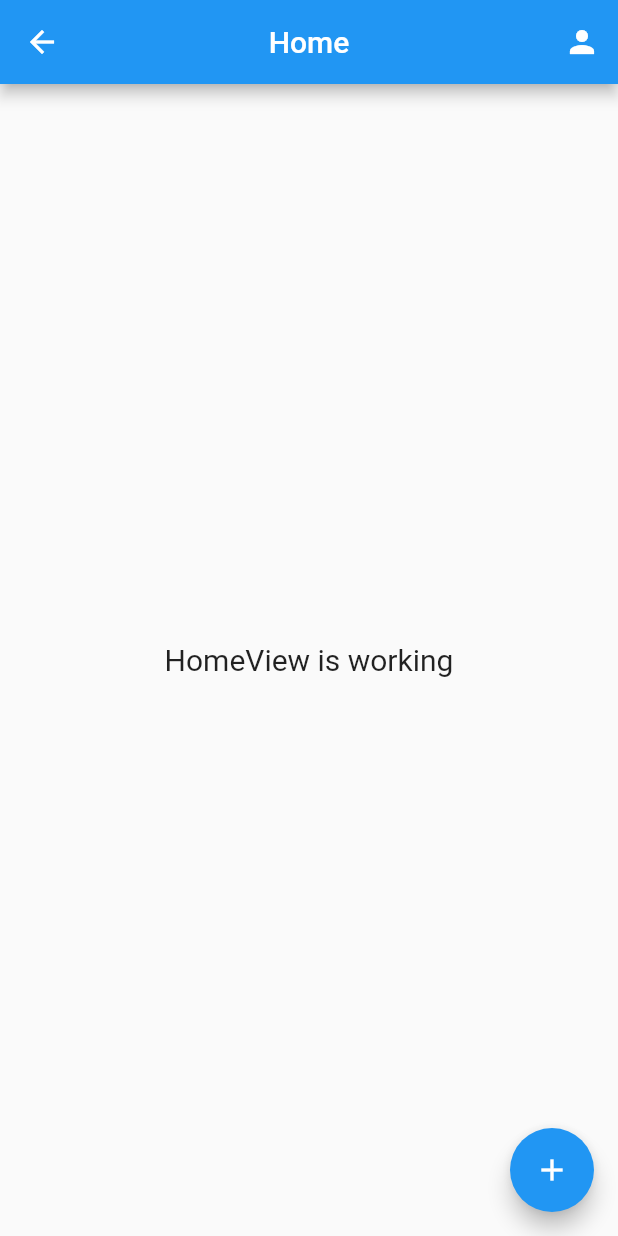
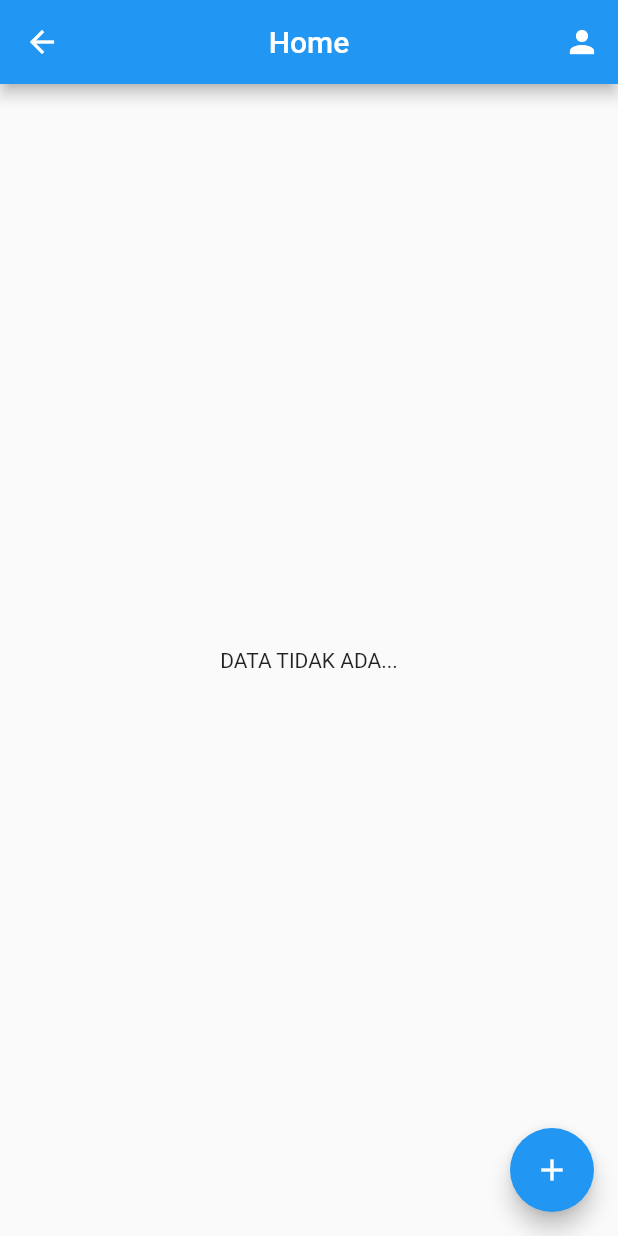
Before and after one commit to angular403/latihan_firebase, a Flutter app: the HomeView screen opened by its route, on a phone screen of 412 x 824 dp. Run offline on Flutter 3.47's test engine with Material 2 defaults, Android fonts, the light colour scheme and no system bars; our stand-ins replace cloud_firestore, firebase_auth, firebase_core, get, get_storage; accounts and stored records are empty.

Commit message:
get all notes

```diff
--- a/lib/app/modules/home/views/home_view.dart
+++ b/lib/app/modules/home/views/home_view.dart
@@ -1,3 +1,4 @@
+import 'package:cloud_firestore/cloud_firestore.dart';
 import 'package:flutter/material.dart';
 
 import 'package:get/get.dart';
@@ -18,12 +19,37 @@ class HomeView extends GetView<HomeController> {
               icon: Icon(Icons.person)),
         ],
       ),
-      body: Center(
-        child: Text(
-          'HomeView is working',
-          style: TextStyle(fontSize: 20),
-        ),
-      ),
+      body: StreamBuilder<QuerySnapshot<Map<String, dynamic>>>(
+          stream: controller.streamNotes(),
+          builder: (context, snapshot) {
+            if (snapshot.connectionState == ConnectionState.waiting) {
+              return Center(
+                child: CircularProgressIndicator(color: Colors.red),
+              );
+            }
+            if (snapshot.data?.docs.length == 0 || snapshot.data == null) {
+              return Center(
+                child: Text("DATA TIDAK ADA..."),
+              );
+            }
+            return ListView.builder(
+                itemCount: snapshot.data!.docs.length,
+                itemBuilder: (context, index) {
+                  var docNote = snapshot.data!.docs[index];
+                  Map<String, dynamic> note = docNote.data();
+                  return ListTile(
+                    leading: CircleAvatar(
+                      child: Text("${index + 1}"),
+                    ),
+                    title: Text("${note['title']}"),
+                    subtitle: Text("${note['desc']}"),
+                    trailing: IconButton(
+                      onPressed: () {},
+                      icon: Icon(Icons.delete),
+                    ),
+                  );
+                });
+          }),
       floatingActionButton: FloatingActionButton(
           onPressed: () {
             Get.toNamed(Routes.ADD_NOTE);
```
Also changed, not shown: lib/app/modules/home/controllers/home_controller.dart (+13 -0 lines).
